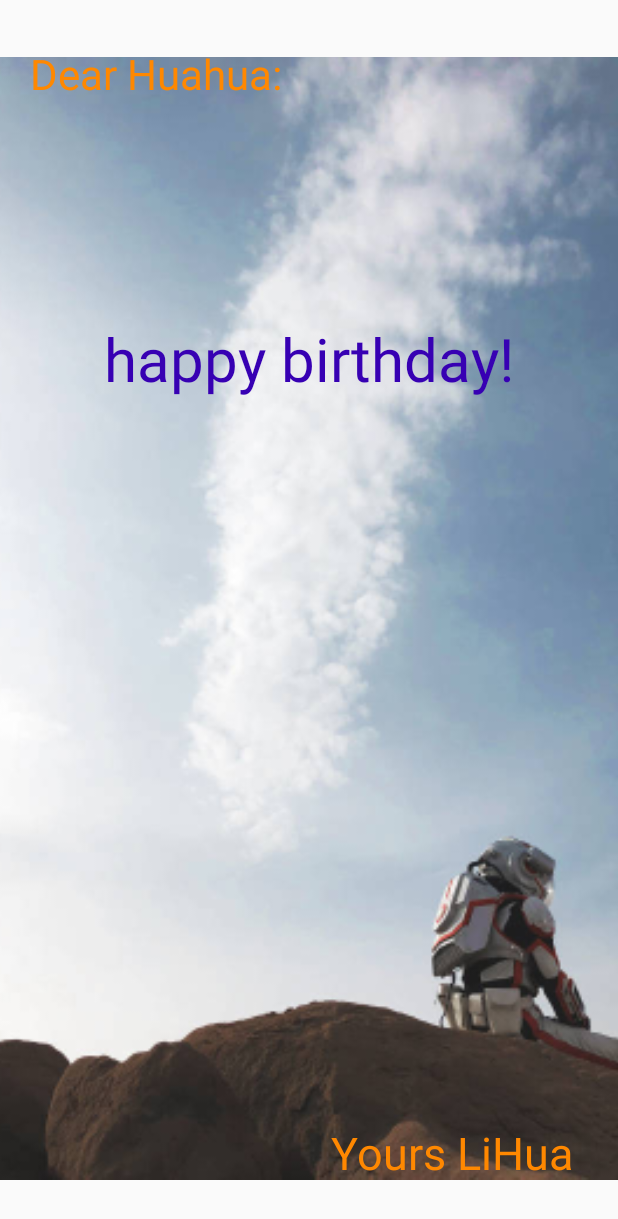
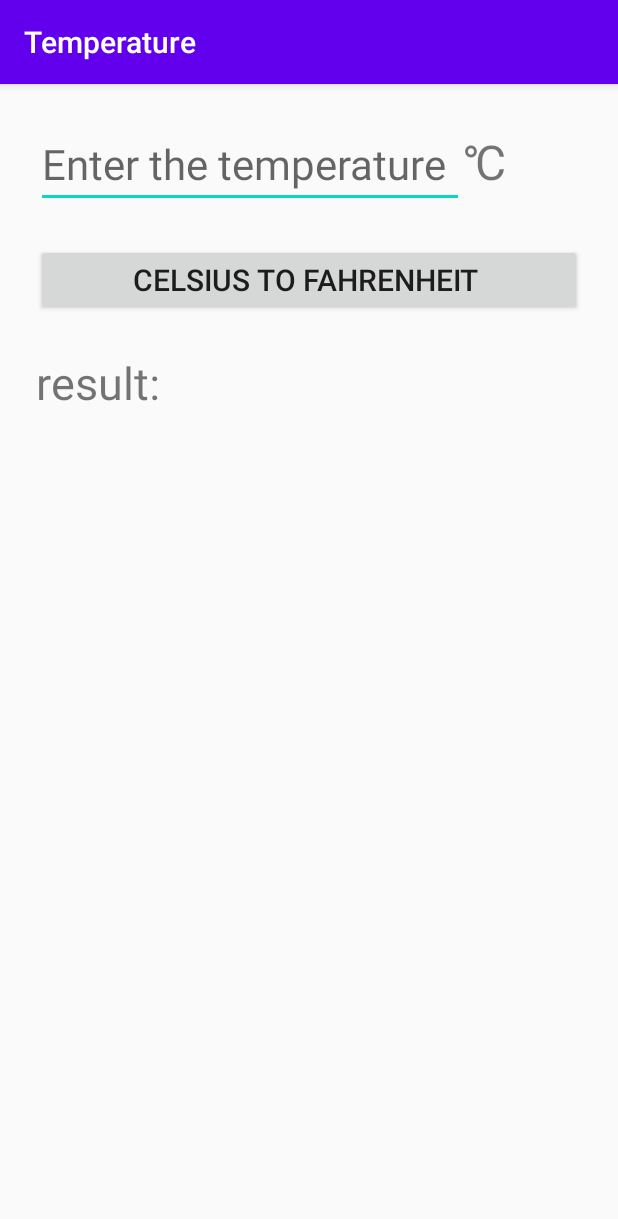
Before and after one commit to wj23027/FirstApp, an Android app: the screen it shows after launch (MainActivity before the commit, ScoreActivity after it), on a phone screen of 412 x 824 dp. Shown: the top 1219 px of the screen. Run offline under Robolectric (Android 15) with nearby library versions, the phone set to English and light mode, and no system bars.

Commit message:
温度转换

```diff
--- a/app/src/main/AndroidManifest.xml
+++ b/app/src/main/AndroidManifest.xml
@@ -1,6 +1,6 @@
 <?xml version="1.0" encoding="utf-8"?>
 <manifest xmlns:android="http://schemas.android.com/apk/res/android"
-    package="com.swufe.firstapp">
+    package="com.swufe.firstapp" >
 
     <application
         android:allowBackup="true"
@@ -8,17 +8,26 @@
         android:label="@string/app_name"
         android:roundIcon="@mipmap/ic_launcher_round"
         android:supportsRtl="true"
-        android:theme="@style/AppTheme">
-        <activity
-            android:name=".MainActivity"
-            android:label="@string/app_name"
-            android:theme="@style/AppTheme.NoActionBar">
+        android:theme="@style/AppTheme" >
+        <activity android:name=".ScoreActivity"
+             android:label="Temperature" >
+
             <intent-filter>
                 <action android:name="android.intent.action.MAIN" />
 
                 <category android:name="android.intent.category.LAUNCHER" />
             </intent-filter>
         </activity>
+<!--        <activity-->
+<!--            android:name=".MainActivity"-->
+<!--            android:label="@string/app_name"-->
+<!--            android:theme="@style/AppTheme.NoActionBar" >-->
+<!--            <intent-filter>-->
+<!--                <action android:name="android.intent.action.MAIN" />-->
+
+<!--                <category android:name="android.intent.category.LAUNCHER" />-->
+<!--            </intent-filter>-->
+<!--        </activity>-->
     </application>
 
 </manifest>
--- /dev/null
+++ b/app/src/main/java/com/swufe/firstapp/ScoreActivity.java
@@ -0,0 +1,31 @@
+package com.swufe.firstapp;
+
+import androidx.appcompat.app.AppCompatActivity;
+
+import android.annotation.SuppressLint;
+import android.os.Bundle;
+import android.text.Editable;
+import android.view.View;
+import android.widget.EditText;
+import android.widget.TextView;
+
+public class ScoreActivity extends AppCompatActivity {
+
+    EditText tempC ;
+    TextView tempF ;
+
+    @Override
+    protected void onCreate(Bundle savedInstanceState) {
+        super.onCreate(savedInstanceState);
+        setContentView(R.layout.activity_score);
+        tempC = findViewById(R.id.tempC);
+        tempF = findViewById(R.id.tempF);
+    }
+
+    @SuppressLint("SetTextI18n")
+    public void CToF(View v) {
+        String inputTemp = tempC.getText().toString();
+        double outputTemp = Double.parseDouble(inputTemp) * 1.8 + 32;
+        tempF.setText(""+outputTemp+" ℉");
+    }
+}
--- /dev/null
+++ b/app/src/main/res/layout/activity_score.xml
@@ -0,0 +1,52 @@
+<?xml version="1.0" encoding="utf-8"?>
+<LinearLayout xmlns:android="http://schemas.android.com/apk/res/android"
+    xmlns:app="http://schemas.android.com/apk/res-auto"
+    xmlns:tools="http://schemas.android.com/tools"
+    android:layout_width="match_parent"
+    android:layout_height="match_parent"
+    android:orientation="vertical"
+    android:padding="24dp"
+    tools:context=".ScoreActivity">
+
+    <LinearLayout
+        android:layout_width="match_parent"
+        android:layout_height="wrap_content"
+        android:layout_marginBottom="24dp"
+        android:orientation="horizontal">
+
+        <EditText
+            android:id="@+id/tempC"
+            android:layout_width="285dp"
+            android:layout_height="wrap_content"
+
+            android:ems="10"
+            android:hint="@string/inputTemp"
+            android:inputType="numberSigned|number|text|numberDecimal"
+            android:textSize="28sp" />
+
+        <TextView
+            android:id="@+id/tv_tempC"
+            android:layout_width="match_parent"
+            android:layout_height="wrap_content"
+            android:layout_weight="1"
+            android:gravity="left"
+            android:text="@string/tempC"
+            android:textSize="32sp" />
+    </LinearLayout>
+
+    <Button
+        android:id="@+id/btn_CToF"
+        android:layout_width="match_parent"
+        android:layout_height="wrap_content"
+        android:layout_marginBottom="24dp"
+        android:onClick="CToF"
+        android:text="@string/btnToF"
+        android:textSize="20sp" />
+
+    <TextView
+        android:id="@+id/tempF"
+        android:layout_width="match_parent"
+        android:layout_height="wrap_content"
+        android:textSize="30sp"
+        android:text="@string/result" />
+</LinearLayout>
--- a/app/src/main/res/values/strings.xml
+++ b/app/src/main/res/values/strings.xml
@@ -10,6 +10,11 @@
     <string name="second_fragment_label" translatable="false">second_fragment_label</string>
     <string name="previous" translatable="false">Previous</string>
     <string name="name2">Dear Huahua:</string>
+    <string name="result">result:</string>
+    <string name="btnToF">"Celsius to Fahrenheit "</string>
+    <string name="inputTemp">Enter the temperature</string>
+    <string name="tempC">℃</string>
+    <string name="tempF">℉</string>
 
     \
 
```
Also changed, not shown: 1 other file.
